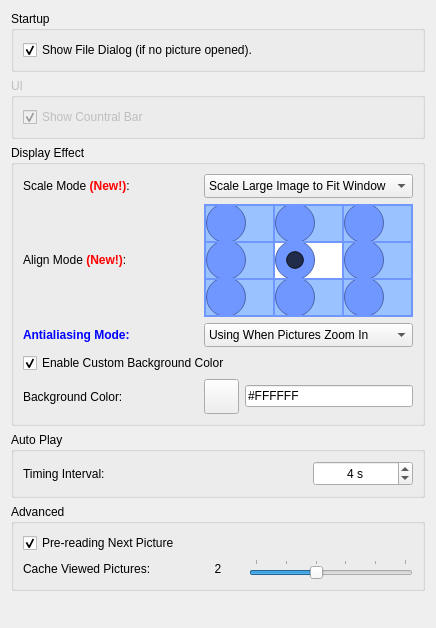
Before: the Qt Designer form ui/commonsetting.ui in yuezhao/ezviewer, drawn with Qt 5.
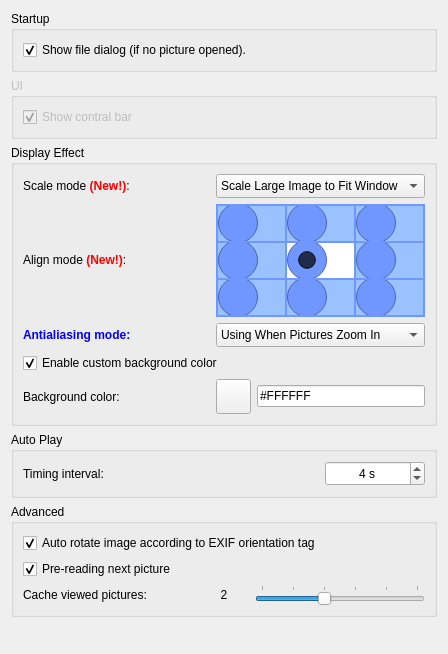
After: the same form once the commit is applied. Icons and pictures are not drawn.

What changed in the file:
```diff
--- a/ui/commonsetting.ui
+++ b/ui/commonsetting.ui
@@ -6,8 +6,8 @@
    <rect>
     <x>0</x>
     <y>0</y>
-    <width>436</width>
-    <height>616</height>
+    <width>448</width>
+    <height>638</height>
    </rect>
   </property>
   <property name="windowTitle">
@@ -23,7 +23,7 @@
       <item row="0" column="0" colspan="2">
        <widget class="QCheckBox" name="showDialogCheckBox">
         <property name="text">
-         <string>Show File Dialog (if no picture opened).</string>
+         <string>Show file dialog (if no picture opened).</string>
         </property>
         <property name="checked">
          <bool>true</bool>
@@ -143,21 +143,21 @@
       <item row="2" column="0">
        <widget class="QLabel" name="label_2">
         <property name="text">
-         <string>&lt;html&gt;&lt;head/&gt;&lt;body&gt;&lt;p&gt;&lt;span style=&quot; font-weight:600; color:#0000ff;&quot;&gt;Antialiasing Mode:&lt;/span&gt;&lt;/p&gt;&lt;/body&gt;&lt;/html&gt;</string>
+         <string>&lt;html&gt;&lt;head/&gt;&lt;body&gt;&lt;p&gt;&lt;span style=&quot; font-weight:600; color:#0000ff;&quot;&gt;Antialiasing mode:&lt;/span&gt;&lt;/p&gt;&lt;/body&gt;&lt;/html&gt;</string>
         </property>
        </widget>
       </item>
       <item row="5" column="0">
        <widget class="QLabel" name="colorLabel">
         <property name="text">
-         <string>Background Color:</string>
+         <string>Background color:</string>
         </property>
        </widget>
       </item>
       <item row="0" column="0">
        <widget class="QLabel" name="label_4">
         <property name="text">
-         <string>&lt;html&gt;&lt;head/&gt;&lt;body&gt;&lt;p&gt;Scale Mode &lt;span style=&quot; font-weight:600; color:#ff0000;&quot;&gt;(New!)&lt;/span&gt;&lt;span style=&quot; color:#000000;&quot;&gt;:&lt;/span&gt;&lt;/p&gt;&lt;/body&gt;&lt;/html&gt;</string>
+         <string>&lt;html&gt;&lt;head/&gt;&lt;body&gt;&lt;p&gt;Scale mode &lt;span style=&quot; font-weight:600; color:#ff0000;&quot;&gt;(New!)&lt;/span&gt;&lt;span style=&quot; color:#000000;&quot;&gt;:&lt;/span&gt;&lt;/p&gt;&lt;/body&gt;&lt;/html&gt;</string>
         </property>
        </widget>
       </item>
@@ -221,7 +221,7 @@
       <item row="4" column="0" colspan="3">
        <widget class="QCheckBox" name="colorCheckBox">
         <property name="text">
-         <string>Enable Custom Background Color</string>
+         <string>Enable custom background color</string>
         </property>
         <property name="checked">
          <bool>true</bool>
@@ -231,7 +231,7 @@
       <item row="1" column="0">
        <widget class="QLabel" name="label_5">
         <property name="text">
-         <string>&lt;html&gt;&lt;head/&gt;&lt;body&gt;&lt;p&gt;Align Mode &lt;span style=&quot; font-weight:600; color:#ff0000;&quot;&gt;(New!)&lt;/span&gt;:&lt;/p&gt;&lt;/body&gt;&lt;/html&gt;</string>
+         <string>&lt;html&gt;&lt;head/&gt;&lt;body&gt;&lt;p&gt;Align mode &lt;span style=&quot; font-weight:600; color:#ff0000;&quot;&gt;(New!)&lt;/span&gt;:&lt;/p&gt;&lt;/body&gt;&lt;/html&gt;</string>
         </property>
        </widget>
       </item>
@@ -886,7 +886,7 @@
          </sizepolicy>
         </property>
         <property name="text">
-         <string>Timing Interval:</string>
+         <string>Timing interval:</string>
         </property>
        </widget>
       </item>
@@ -905,7 +905,7 @@
       <item row="0" column="0">
        <widget class="QCheckBox" name="checkBox">
         <property name="text">
-         <string>Show Countral Bar</string>
+         <string>Show contral bar</string>
         </property>
         <property name="checked">
          <bool>true</bool>
@@ -921,7 +921,7 @@
       <string>Advanced</string>
      </property>
      <layout class="QGridLayout" name="gridLayout_6">
-      <item row="1" column="0">
+      <item row="2" column="0">
        <layout class="QHBoxLayout" name="horizontalLayout_3">
         <item>
          <widget class="QLabel" name="label">
@@ -929,7 +929,7 @@
            <string>If the memory of your computer is large than 1G, cache is suggested.</string>
           </property>
           <property name="text">
-           <string>Cache Viewed Pictures:</string>
+           <string>Cache viewed pictures:</string>
           </property>
          </widget>
         </item>
@@ -1006,7 +1006,7 @@
         </item>
        </layout>
       </item>
-      <item row="0" column="0">
+      <item row="1" column="0">
        <widget class="QCheckBox" name="preReadingCheckBox">
         <property name="toolTip">
          <string>This will speed up picture switching.</string>
@@ -1015,7 +1015,17 @@
          <string/>
         </property>
         <property name="text">
-         <string>Pre-reading Next Picture</string>
+         <string>Pre-reading next picture</string>
+        </property>
+        <property name="checked">
+         <bool>true</bool>
+        </property>
+       </widget>
+      </item>
+      <item row="0" column="0">
+       <widget class="QCheckBox" name="autoRotateCheckBox">
+        <property name="text">
+         <string>Auto rotate image according to EXIF orientation tag</string>
         </property>
         <property name="checked">
          <bool>true</bool>
```
